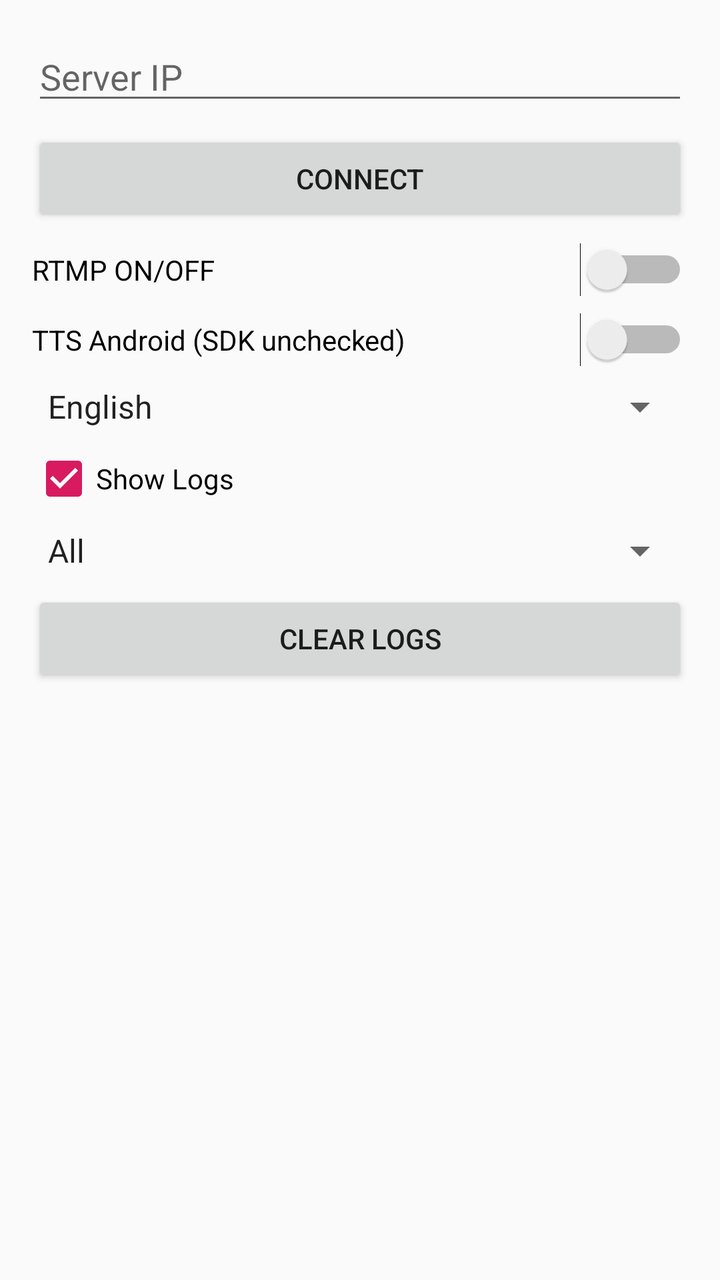
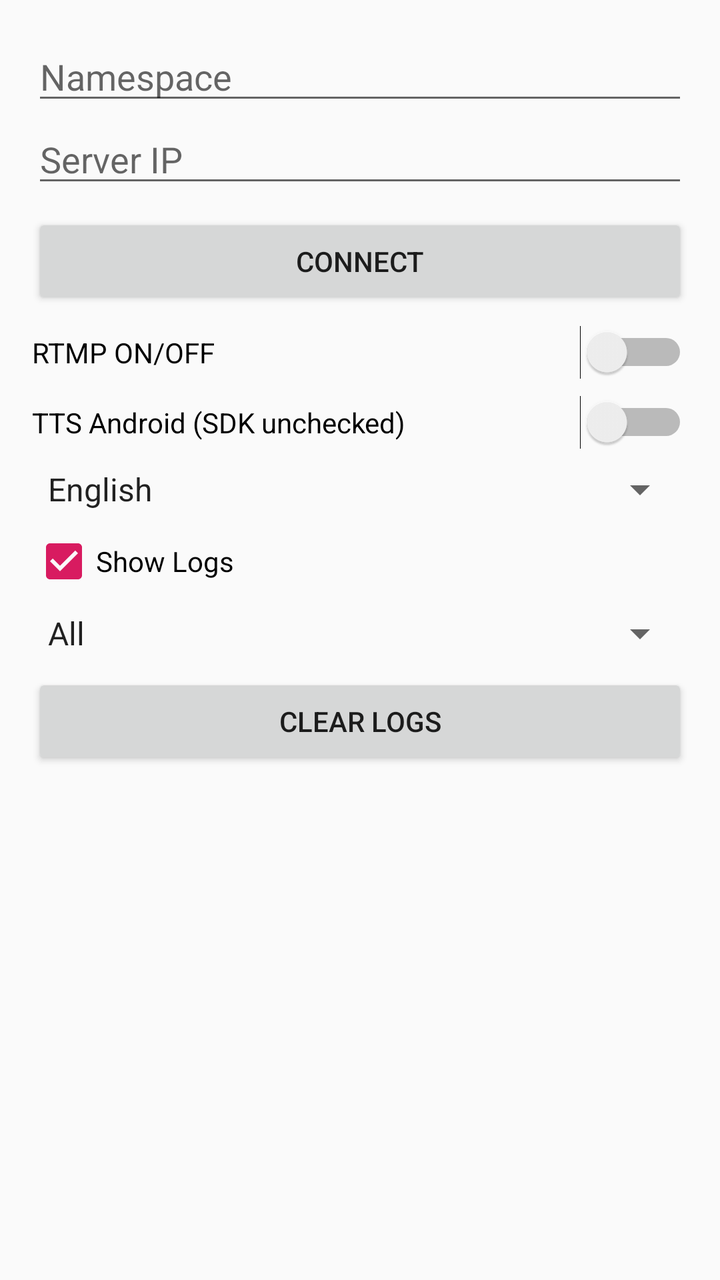

An Android layout rendered at two revisions. The XML below is the earlier revision; the diff shows what the commit changed to produce the second picture.
<!-- AndroidManifest.xml: application theme AppTheme -->
<!-- res/layout/activity_main.xml -->
<?xml version="1.0" encoding="utf-8"?>
<LinearLayout xmlns:android="http://schemas.android.com/apk/res/android"
    android:orientation="vertical" android:layout_width="match_parent"
    android:layout_height="match_parent" android:padding="16dp">

    <EditText
        android:id="@+id/editTextIp"
        android:layout_width="match_parent"
        android:layout_height="wrap_content"
        android:layout_marginTop="0dp"
        android:hint="Server IP"
        android:inputType="textUri" />

    <Button
        android:id="@+id/buttonConnect"
        android:layout_width="match_parent"
        android:layout_height="wrap_content"
        android:text="Connect"
        android:layout_marginTop="8dp" />

    <Switch
        android:id="@+id/switchRtmp"
        android:layout_width="match_parent"
        android:layout_height="wrap_content"
        android:layout_marginTop="8dp"
        android:text="RTMP ON/OFF"/>

    <Switch
        android:id="@+id/switchTtsType"
        android:layout_width="match_parent"
        android:layout_height="wrap_content"
        android:layout_marginTop="8dp"
        android:text="TTS Android (SDK unchecked)" />

    <Spinner
        android:id="@+id/spinnerLanguage"
        android:layout_width="match_parent"
        android:layout_height="wrap_content"
        android:layout_marginTop="8dp"
        android:entries="@array/language_array" />

    <CheckBox
        android:id="@+id/checkBoxShowLogs"
        android:layout_width="match_parent"
        android:layout_height="wrap_content"
        android:layout_marginTop="8dp"
        android:text="Show Logs"
        android:checked="true" />

    <Spinner
        android:id="@+id/spinnerTopics"
        android:layout_width="match_parent"
        android:layout_height="wrap_content"
        android:layout_marginTop="8dp"
        android:entries="@array/topics_array" />

    <Button
        android:id="@+id/buttonClear"
        android:layout_width="match_parent"
        android:layout_height="wrap_content"
        android:text="Clear Logs"
        android:layout_marginTop="8dp" />

    <LinearLayout
        android:layout_width="match_parent"
        android:layout_height="0dp"
        android:layout_weight="1"
        android:orientation="horizontal"
        android:layout_marginTop="12dp">

        <ScrollView
            android:id="@+id/scrollView"
            android:layout_width="0dp"
            android:layout_height="match_parent"
            android:layout_weight="1"
            android:layout_marginEnd="8dp">

            <TextView
                android:id="@+id/textViewMessages"
                android:layout_width="match_parent"
                android:layout_height="wrap_content"
                android:text=""
                android:textIsSelectable="true" />
        </ScrollView>

        <SurfaceView
            android:id="@+id/surfaceViewPreview"
            android:layout_width="0dp"
            android:layout_height="match_parent"
            android:layout_weight="1"
            android:visibility="gone" />

    </LinearLayout>
</LinearLayout>
<!-- resources referenced by this layout -->
<resources>
  <string-array name="language_array">
          <item>English</item>
          <item>Portuguese</item>
          <item>Spanish</item>
          <item>French</item>
          <item>German</item>
          <item>Italian</item>
          <item>Chinese</item>
          <item>Japanese</item>
          <item>Korean</item>
          <item>Russian</item>
      </string-array>
  <string-array name="topics_array">
          <item>All</item>
          <item>sanbot/ir</item>
          <item>sanbot/battery</item>
          <item>sanbot/touch</item>
          <item>sanbot/pir</item>
          <item>sanbot/voice_angle</item>
          <item>sanbot/info</item>
          <item>sanbot/obstacle</item>
          <item>sanbot/imu</item>
          <item>sanbot/speech</item>
          <item>ros/light</item>
          <item>ros/move</item>
          <item>ros/joints</item>
          <item>ros/led</item>
          <item>ros/speak</item>
      </string-array>
  <style name="AppTheme" parent="Theme.AppCompat.Light.NoActionBar">
          
          <item name="colorPrimary">@color/colorPrimary</item>
          <item name="colorPrimaryDark">@color/colorPrimaryDark</item>
          <item name="colorAccent">@color/colorAccent</item>
      </style>
  <color name="colorPrimary">#008577</color>
  <color name="colorPrimaryDark">#00574B</color>
  <color name="colorAccent">#D81B60</color>
</resources>

<!-- the commit's change to res/layout/activity_main.xml (unified diff, before → after) -->
@@ -2,6 +2,12 @@
 <LinearLayout xmlns:android="http://schemas.android.com/apk/res/android"
     android:orientation="vertical" android:layout_width="match_parent"
     android:layout_height="match_parent" android:padding="16dp">
+
+    <EditText
+        android:id="@+id/editTextName"
+        android:layout_width="match_parent"
+        android:layout_height="wrap_content"
+        android:hint="Namespace" />
 
     <EditText
         android:id="@+id/editTextIp"
<!-- resource entries referenced after the edit -->
@@ -14,20 +14,20 @@
       </string-array>
   <string-array name="topics_array">
           <item>All</item>
-          <item>sanbot/ir</item>
-          <item>sanbot/battery</item>
-          <item>sanbot/touch</item>
-          <item>sanbot/pir</item>
-          <item>sanbot/voice_angle</item>
-          <item>sanbot/info</item>
-          <item>sanbot/obstacle</item>
-          <item>sanbot/imu</item>
-          <item>sanbot/speech</item>
-          <item>ros/light</item>
-          <item>ros/move</item>
-          <item>ros/joints</item>
-          <item>ros/led</item>
-          <item>ros/speak</item>
+          <item>/ir</item>
+          <item>/battery</item>
+          <item>/touch</item>
+          <item>/pir</item>
+          <item>/voice_angle</item>
+          <item>/info</item>
+          <item>/obstacle</item>
+          <item>/imu</item>
+          <item>/speech</item>
+          <item>/light</item>
+          <item>/move</item>
+          <item>/joints</item>
+          <item>/led</item>
+          <item>/speak</item>
       </string-array>
   <style name="AppTheme" parent="Theme.AppCompat.Light.NoActionBar">
           
